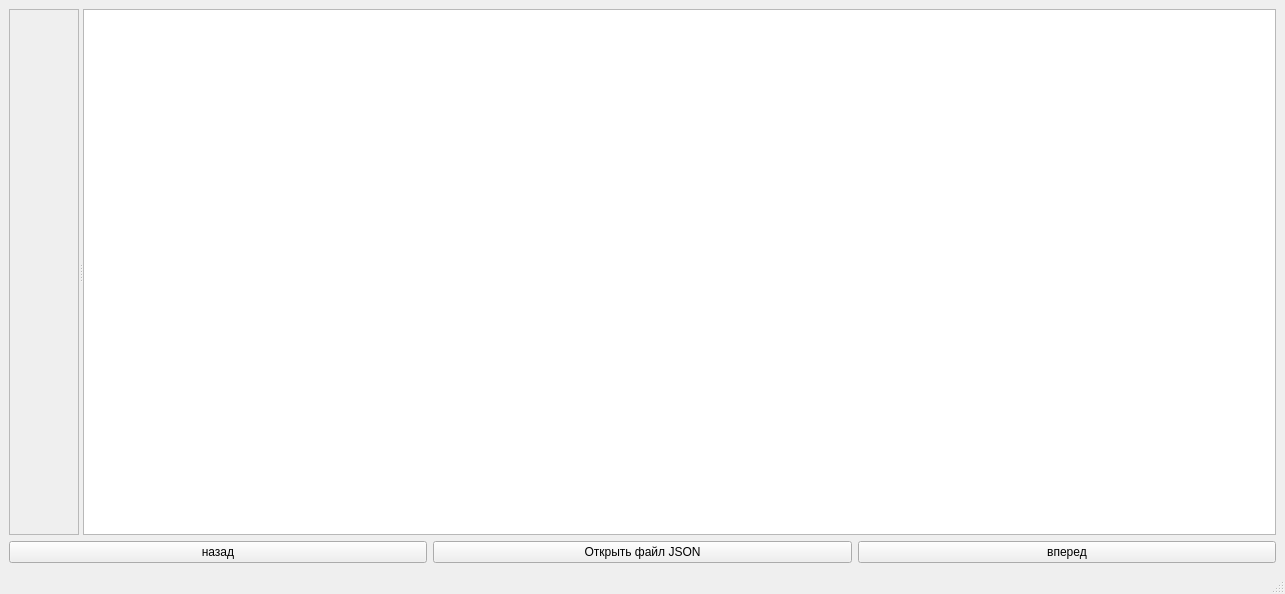
antonak387/image-result-display, file mainwindow.ui: the form before one commit.
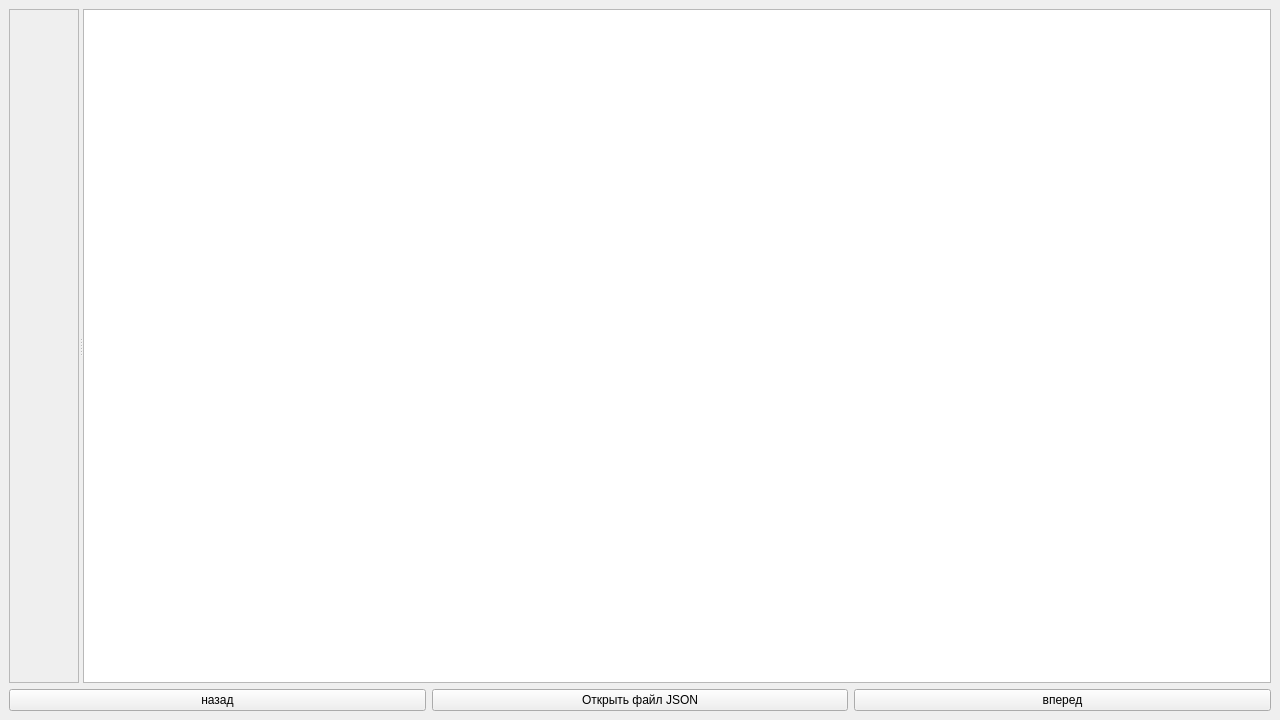
The form after the commit. Custom widgets are drawn as their Qt base class.

```diff
--- a/mainwindow.ui
+++ b/mainwindow.ui
@@ -6,27 +6,21 @@
    <rect>
     <x>0</x>
     <y>0</y>
-    <width>1285</width>
-    <height>594</height>
+    <width>1280</width>
+    <height>720</height>
    </rect>
   </property>
   <property name="windowTitle">
    <string>MainWindow</string>
   </property>
   <widget class="QWidget" name="centralwidget">
-   <layout class="QGridLayout" name="gridLayout_2">
+   <layout class="QGridLayout" name="gridLayout">
     <item row="0" column="0">
      <widget class="QSplitter" name="splitter">
       <property name="orientation">
        <enum>Qt::Horizontal</enum>
       </property>
       <widget class="QScrollArea" name="scrollArea">
-       <property name="sizePolicy">
-        <sizepolicy hsizetype="Expanding" vsizetype="Expanding">
-         <horstretch>0</horstretch>
-         <verstretch>0</verstretch>
-        </sizepolicy>
-       </property>
        <property name="widgetResizable">
         <bool>true</bool>
        </property>
@@ -35,31 +29,10 @@
          <rect>
           <x>0</x>
           <y>0</y>
-          <width>566</width>
-          <height>255</height>
+          <width>73</width>
+          <height>344</height>
          </rect>
         </property>
-        <layout class="QGridLayout" name="gridLayout">
-         <property name="leftMargin">
-          <number>0</number>
-         </property>
-         <property name="topMargin">
-          <number>0</number>
-         </property>
-         <property name="rightMargin">
-          <number>0</number>
-         </property>
-         <property name="bottomMargin">
-          <number>0</number>
-         </property>
-         <item row="0" column="1">
-          <widget class="QLabel" name="label_backgroundImage">
-           <property name="text">
-            <string/>
-           </property>
-          </widget>
-         </item>
-        </layout>
        </widget>
       </widget>
       <widget class="QTableWidget" name="tableWidget"/>
@@ -92,18 +65,15 @@
     </item>
    </layout>
   </widget>
-  <widget class="QMenuBar" name="menubar">
-   <property name="geometry">
-    <rect>
-     <x>0</x>
-     <y>0</y>
-     <width>1285</width>
-     <height>26</height>
-    </rect>
-   </property>
-  </widget>
-  <widget class="QStatusBar" name="statusbar"/>
  </widget>
+ <customwidgets>
+  <customwidget>
+   <class>paintWidget</class>
+   <extends>QWidget</extends>
+   <header location="global">paintwidget.h</header>
+   <container>1</container>
+  </customwidget>
+ </customwidgets>
  <resources/>
  <connections/>
 </ui>
```
Left out of the diff: 2 changed lines with no effect on the pictures.
